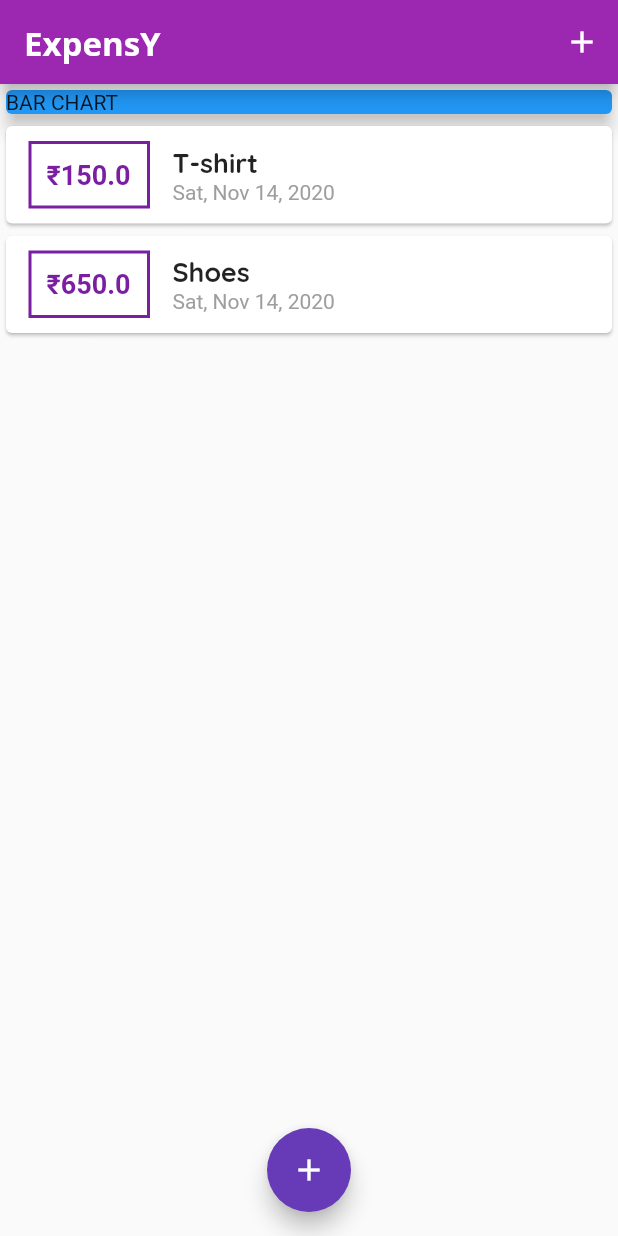
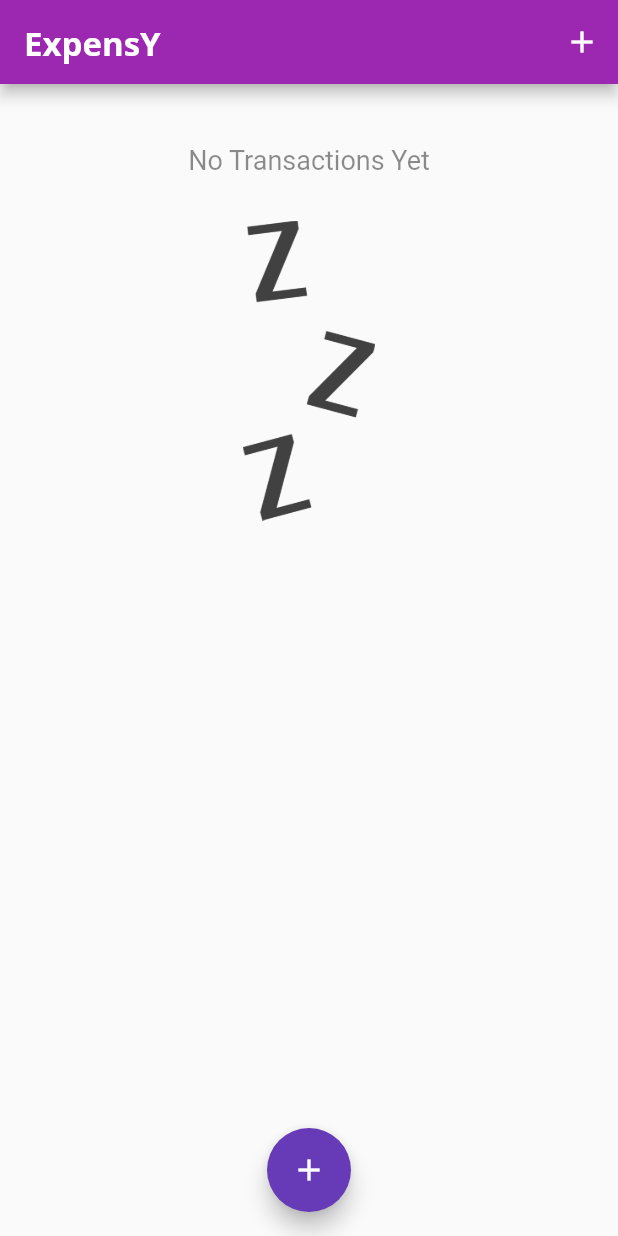
Before and after one commit to gouthamk-cryptichub/ExpensY_App, a Flutter app: the screen it shows after launch, on a phone screen of 412 x 824 dp. Run offline on Flutter 3.47's test engine with Material 2 defaults, Android fonts, the phone set to English and light mode, and no system bars.

Commit message:
Added a image and backed for chart calculation

```diff
--- a/lib/main.dart
+++ b/lib/main.dart
@@ -7,6 +7,7 @@ import 'package:flutter/material.dart';
 import './widgets/new_transaction.dart';
 import './models/transaction.dart';
 import './widgets/trans_list.dart';
+import './widgets/chart.dart';
 
 void main() => runApp(MyApp());
 
@@ -20,7 +21,10 @@ class MyApp extends StatelessWidget {
         accentColor: Colors.deepPurple,
         fontFamily: 'QuickSand',
         textTheme: ThemeData.light().textTheme.copyWith(
-              title: TextStyle(fontFamily: 'QuickSand', fontSize: 18, fontWeight: FontWeight.bold), // ignore: deprecated_member_use
+              title: TextStyle( // ignore: deprecated_member_use
+                  fontFamily: 'QuickSand',
+                  fontSize: 18,
+                  fontWeight: FontWeight.bold), // ignore: deprecated_member_use
             ),
         appBarTheme: AppBarTheme(
           textTheme: ThemeData.light().textTheme.copyWith(
@@ -46,19 +50,29 @@ class MyHomePage extends StatefulWidget {
 
 class _MyHomePageState extends State<MyHomePage> {
   final List<Transaction> _userTransactions = [
-    Transaction(
-      id: 'exp1',
-      title: 'T-shirt',
-      amt: 150,
-      date: DateTime.now(),
-    ),
-    Transaction(
-      id: 'exp2',
-      title: 'Shoes',
-      amt: 650,
-      date: DateTime.now(),
-    )
+    // Transaction(
+    //   id: 'exp1',
+    //   title: 'T-shirt',
+    //   amt: 150,
+    //   date: DateTime.now(),
+    // ),
+    // Transaction(
+    //   id: 'exp2',
+    //   title: 'Shoes',
+    //   amt: 650,
+    //   date: DateTime.now(),
+    // )
   ];
+
+  List<Transaction> get _recentTxx {
+    return _userTransactions.where((elementTx) {
+      return elementTx.date.isAfter(
+        DateTime.now().subtract(
+          Duration(days: 7),
+        ),
+      );
+    }).toList();
+  }
 
   void _addNewTransaction(String txTitle, num txAmount) {
     final newTx = Transaction(
@@ -100,14 +114,7 @@ class _MyHomePageState extends State<MyHomePage> {
         child: Column(
           crossAxisAlignment: CrossAxisAlignment.stretch,
           children: [
-            Container(
-              width: double.infinity,
-              child: Card(
-                child: Text('BAR CHART'),
-                color: Colors.blue,
-                elevation: 5,
-              ),
-            ),
+            Chart(_recentTxx),
             TransationList(_userTransactions),
           ],
         ),
--- /dev/null
+++ b/lib/widgets/chart.dart
@@ -0,0 +1,41 @@
+import 'package:ExpensY_APP/models/transaction.dart';
+import 'package:flutter/material.dart';
+import 'package:intl/intl.dart';
+
+class Chart extends StatelessWidget {
+  final List<Transaction> recentTx;
+
+  Chart(this.recentTx);
+
+  List<Map<String, Object>> get groupedTx {
+    return List.generate(7, (index) {
+      final weekDay = DateTime.now().subtract(
+        Duration(days: index),
+      );
+      num totalTxDay = 0;
+      for (var i = 0; i < recentTx.length; i++) {
+        if (recentTx[i].date.day == weekDay.day &&
+            recentTx[i].date.month == weekDay.month &&
+            recentTx[i].date.year == weekDay.year) {
+          totalTxDay += recentTx[i].amt;
+        }
+      }
+
+      print(DateFormat.E().format(weekDay));
+      print(totalTxDay);
+      return {'day': DateFormat.E().format(weekDay), 'amt': totalTxDay};
+    });
+  }
+
+  @override
+  Widget build(BuildContext context) {
+    print(groupedTx);
+    return Card(
+      elevation: 5,
+      margin: EdgeInsets.all(20),
+      child: Row(
+        children: [],
+      ),
+    );
+  }
+}
--- a/lib/widgets/trans_list.dart
+++ b/lib/widgets/trans_list.dart
@@ -4,29 +4,42 @@ import 'package:intl/intl.dart';
 import '../models/transaction.dart';
 
 class TransationList extends StatelessWidget {
-  final List<Transaction> tarnsactions;
+  final List<Transaction> transactions;
 
-  TransationList(this.tarnsactions);
+  TransationList(this.transactions);
 
   @override
   Widget build(BuildContext context) {
     return Container(
       height: 375,
-      child: ListView.builder(
+      child: transactions.isEmpty
+          ? Column(
+              children: [
+                Text(
+                  "No Transactions Yet",
+                  style:TextStyle(fontSize: 18, color: Colors.black45 ),
+                ),
+                SizedBox(height: 30,),
+                Container(height: 200,child: Image.asset('assets/images/waiting.png', fit: BoxFit.cover,)),
+              ],
+            )
+          : ListView.builder(
+              // ignore: deprecated_member_use
               itemBuilder: (context, index) {
                 return Card(
                   child: Row(
                     children: [
                       Container(
                         child: Text(
-                    '₹' + tarnsactions[index].amt.toStringAsPrecision(4),
+                          '₹' + transactions[index].amt.toStringAsPrecision(4),
                           style: TextStyle(
                             fontWeight: FontWeight.bold,
                             fontSize: 18,
                             color: Theme.of(context).primaryColorDark,
                           ),
                         ),
-                  margin: EdgeInsets.symmetric(vertical: 10, horizontal: 15),
+                        margin:
+                            EdgeInsets.symmetric(vertical: 10, horizontal: 15),
                         decoration: BoxDecoration(
                           border: Border.all(
                             color: Theme.of(context).primaryColorDark,
@@ -39,14 +52,16 @@ class TransationList extends StatelessWidget {
                       Column(
                         crossAxisAlignment: CrossAxisAlignment.start,
                         children: [
-                    Text(
-                      tarnsactions[index].title,
+                          Text(transactions[index].title,
                               style:
                                   // TextStyle(fontSize: 16, fontWeight: FontWeight.bold,),
-                        Theme.of(context).textTheme.title // ignore: deprecated_member_use
+                                  Theme.of(context)
+                                      .textTheme
+                                      .title // ignore: deprecated_member_use
                               ),
                           Text(
-                      DateFormat.yMMMEd().format(tarnsactions[index].date),
+                            DateFormat.yMMMEd()
+                                .format(transactions[index].date),
                             style: TextStyle(color: Colors.grey),
                           )
                         ],
@@ -55,7 +70,7 @@ class TransationList extends StatelessWidget {
                   ),
                 );
               },
-        itemCount: tarnsactions.length,
+              itemCount: transactions.length,
             ),
     );
   }
--- a/pubspec.yaml
+++ b/pubspec.yaml
@@ -46,8 +46,8 @@ flutter:
   uses-material-design: true
 
   # To add assets to your application, add an assets section, like this:
-  # assets:
-  #   - images/a_dot_burr.jpeg
+  assets:
+    - assets/images/waiting.png
   #   - images/a_dot_ham.jpeg
 
   # An image asset can refer to one or more resolution-specific "variants", see
```
Also changed, not shown: assets/images/waiting.png (added). Lines whose indentation alone changed are shown as unchanged.
